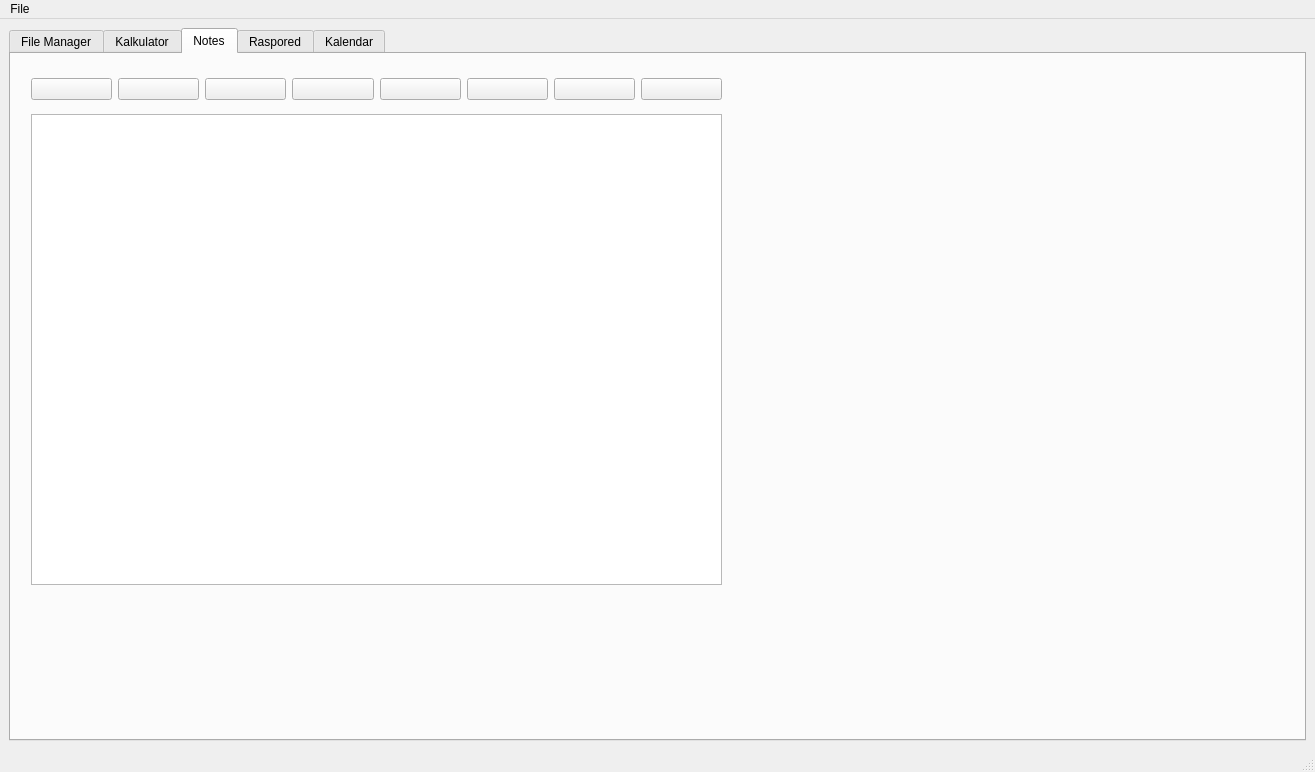
This is matfHub/mainwindow.ui in milalukic/matfHub as Qt 5 draws it before an edit. The edited form follows.
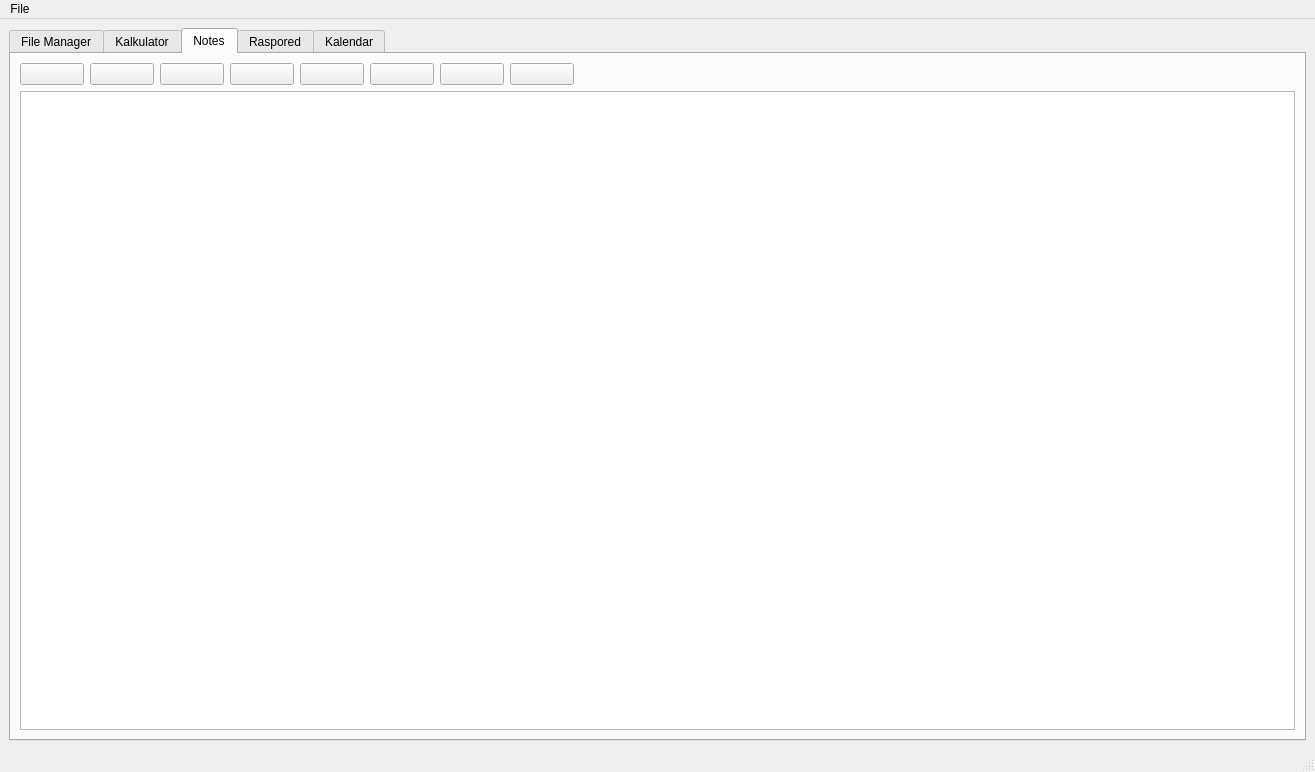
This is the edited form. The open tabs and pages were chosen to show the change. Icons and pictures are not drawn.

Commit message: promena velicine prozora lepo utice na sadrzaj

Diff of the .ui file:
```diff
--- a/matfHub/mainwindow.ui
+++ b/matfHub/mainwindow.ui
@@ -2198,36 +2198,28 @@
        </layout>
       </widget>
       <widget class="QWidget" name="NotesTab">
+       <property name="sizePolicy">
+        <sizepolicy hsizetype="Preferred" vsizetype="Preferred">
+         <horstretch>0</horstretch>
+         <verstretch>0</verstretch>
+        </sizepolicy>
+       </property>
        <attribute name="title">
         <string>Notes</string>
        </attribute>
-       <widget class="QWidget" name="verticalLayoutWidget">
-        <property name="geometry">
-         <rect>
-          <x>20</x>
-          <y>60</y>
-          <width>691</width>
-          <height>471</height>
-         </rect>
-        </property>
-        <layout class="QVBoxLayout" name="verticalLayout">
+       <layout class="QHBoxLayout" name="horizontalLayout_3">
          <item>
-          <widget class="QTextEdit" name="textEdit"/>
-         </item>
-        </layout>
-       </widget>
-       <widget class="QWidget" name="horizontalLayoutWidget">
-        <property name="geometry">
-         <rect>
-          <x>20</x>
-          <y>20</y>
-          <width>691</width>
-          <height>31</height>
-         </rect>
-        </property>
+         <layout class="QVBoxLayout" name="notesLayout">
+          <item>
         <layout class="QHBoxLayout" name="toolbarLayout">
          <item>
           <widget class="QPushButton" name="newFileToolbarButton">
+              <property name="minimumSize">
+               <size>
+                <width>64</width>
+                <height>0</height>
+               </size>
+              </property>
            <property name="styleSheet">
             <string notr="true"/>
            </property>
@@ -2242,6 +2234,12 @@
          </item>
          <item>
           <widget class="QPushButton" name="saveToolbarButton">
+              <property name="minimumSize">
+               <size>
+                <width>64</width>
+                <height>0</height>
+               </size>
+              </property>
            <property name="styleSheet">
             <string notr="true"/>
            </property>
@@ -2256,6 +2254,12 @@
          </item>
          <item>
           <widget class="QPushButton" name="openFileToolbarButton">
+              <property name="minimumSize">
+               <size>
+                <width>64</width>
+                <height>0</height>
+               </size>
+              </property>
            <property name="styleSheet">
             <string notr="true"/>
            </property>
@@ -2270,6 +2274,12 @@
          </item>
          <item>
           <widget class="QPushButton" name="copyToolbarButton">
+              <property name="minimumSize">
+               <size>
+                <width>64</width>
+                <height>0</height>
+               </size>
+              </property>
            <property name="text">
             <string/>
            </property>
@@ -2281,6 +2291,12 @@
          </item>
          <item>
           <widget class="QPushButton" name="pasteToolbarButton">
+              <property name="minimumSize">
+               <size>
+                <width>64</width>
+                <height>0</height>
+               </size>
+              </property>
            <property name="text">
             <string/>
            </property>
@@ -2292,6 +2308,12 @@
          </item>
          <item>
           <widget class="QPushButton" name="cutToolbarButton">
+              <property name="minimumSize">
+               <size>
+                <width>64</width>
+                <height>0</height>
+               </size>
+              </property>
            <property name="text">
             <string/>
            </property>
@@ -2303,6 +2325,12 @@
          </item>
          <item>
           <widget class="QPushButton" name="undoToolbarButton">
+              <property name="minimumSize">
+               <size>
+                <width>64</width>
+                <height>0</height>
+               </size>
+              </property>
            <property name="text">
             <string/>
            </property>
@@ -2314,6 +2342,12 @@
          </item>
          <item>
           <widget class="QPushButton" name="redoToolbarButton">
+              <property name="minimumSize">
+               <size>
+                <width>64</width>
+                <height>0</height>
+               </size>
+              </property>
            <property name="text">
             <string/>
            </property>
@@ -2323,8 +2357,27 @@
            </property>
           </widget>
          </item>
-        </layout>
-       </widget>
+            <item>
+             <spacer name="horizontalSpacer">
+              <property name="orientation">
+               <enum>Qt::Horizontal</enum>
+              </property>
+              <property name="sizeHint" stdset="0">
+               <size>
+                <width>40</width>
+                <height>20</height>
+               </size>
+              </property>
+             </spacer>
+            </item>
+           </layout>
+          </item>
+          <item>
+           <widget class="QTextEdit" name="textEdit"/>
+          </item>
+         </layout>
+        </item>
+       </layout>
       </widget>
       <widget class="QWidget" name="RasporedTab">
        <attribute name="title">
```
Left out of the diff: 19 changed lines with no effect on the pictures. Lines whose indentation alone changed are shown as unchanged.
